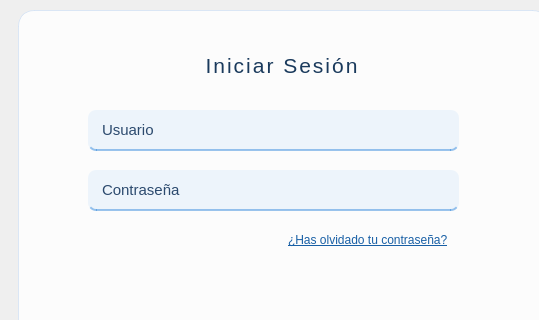
Before: the Qt Designer form src/vista/ui/vistaLogin.ui in laraanton/InSo, drawn with Qt 5; both pictures show x 0 to 539 and y 269 to 589 of the 1115 by 844 pixel window.
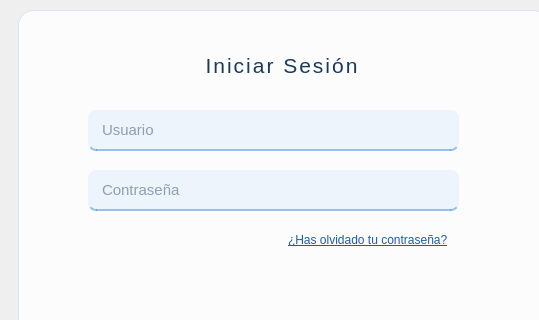
After: the same form once the commit is applied. Icons and pictures are not drawn.

Commit message: Change text properties to placeholderText in UI

Diff of the .ui file:
```diff
--- a/src/vista/ui/vistaLogin.ui
+++ b/src/vista/ui/vistaLogin.ui
@@ -83,7 +83,7 @@
 	border-bottom: 2px solid rgb(55, 138, 221);
 }</string>
           </property>
-          <property name="text">
+          <property name="placeholderText">
            <string>Usuario</string>
           </property>
          </widget>
@@ -111,9 +111,12 @@
 	border-bottom: 2px solid rgb(55, 138, 221);
 }</string>
           </property>
-          <property name="text">
+          <property name="placeholderText">
            <string>Contraseña</string>
           </property>
+          <property name="echoMode">
+           <enum>QLineEdit::Password</enum>
+          </property>
          </widget>
          <widget class="QPushButton" name="botonEntrar">
           <property name="geometry">
```
